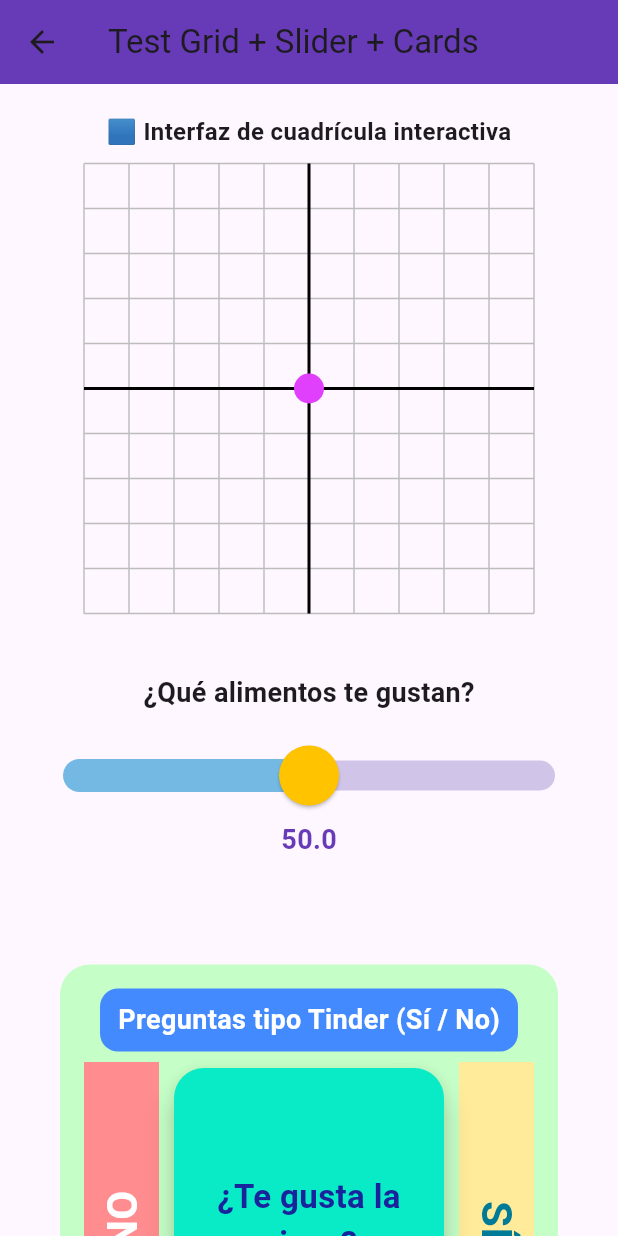
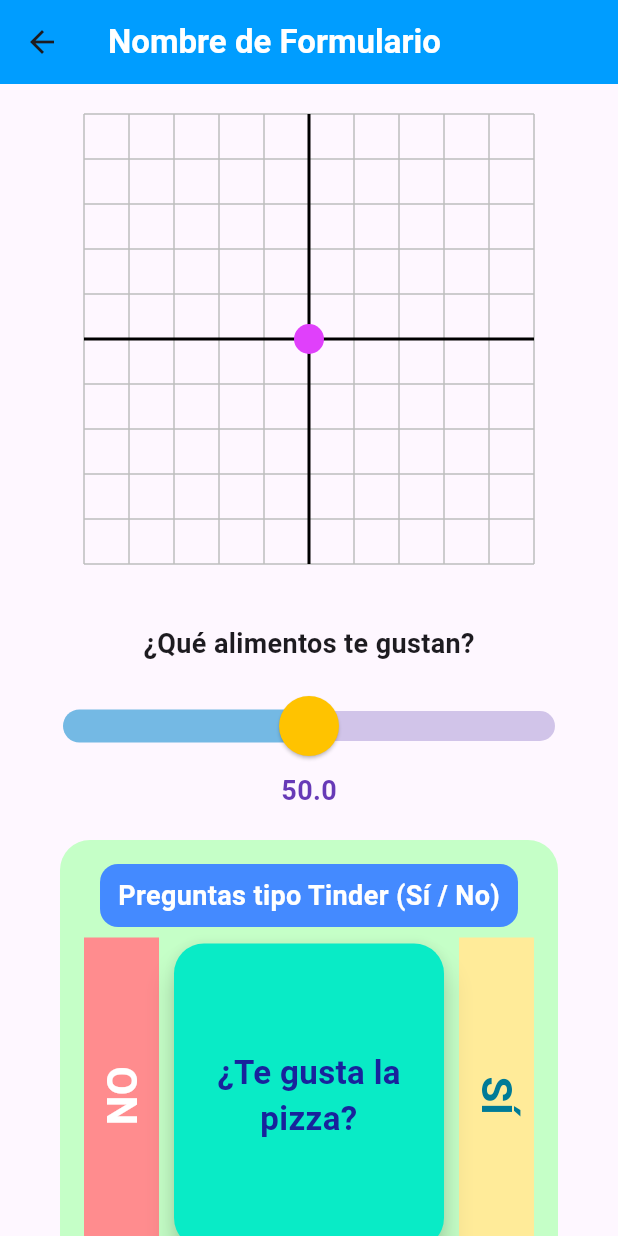
Before and after one commit to SebassoriaP/bamx, a Flutter app: the screen it shows after launch, after a tap on "Try Out Widgets", on a phone screen of 412 x 824 dp. Run offline on Flutter 3.47's test engine with Material 3 defaults, Android fonts, the phone set to English and light mode, and no system bars; our stand-ins replace cloud_firestore, firebase_auth, firebase_core, reorderables; accounts and stored records are empty; network calls fail.

Commit message:
Refactor card_widget. Implement use of color_palette object on every screen

```diff
--- a/lib/screens/form_creation.dart
+++ b/lib/screens/form_creation.dart
@@ -117,10 +117,6 @@ class _FormCreationScreenState extends State<FormCreationScreen> {
         }
       }
 
-      // Optionally, you could also remove used questions if you track them:
-      // final questions = card["questions"];
-      // if (questions != null && questions is List<String>) { ... }
-
       _cards.removeAt(index);
     });
   }
@@ -137,7 +133,7 @@ class _FormCreationScreenState extends State<FormCreationScreen> {
             color: NokeyColorPalette.white,
           ),
         ),
-        backgroundColor: NokeyColorPalette.blue,
+        backgroundColor: NokeyColorPalette.purple,
         elevation: 0,
         centerTitle: true,
       ),
--- a/lib/screens/login.dart
+++ b/lib/screens/login.dart
@@ -5,6 +5,7 @@ import 'package:bamx/screens/home.dart';
 import 'package:bamx/screens/sign_up.dart';
 import 'package:bamx/screens/widget_testing.dart';
 import 'package:bamx/screens/form_creation.dart';
+import 'package:bamx/utils/color_palette.dart';
 
 import 'package:bamx/widgets/login/login_form.dart';
 import 'package:bamx/widgets/login/login_footer.dart';
@@ -53,7 +54,7 @@ class _LoginScreenState extends State<LoginScreen> {
   @override
   Widget build(BuildContext context) {
     return Scaffold(
-      backgroundColor: Colors.white,
+      backgroundColor: NokeyColorPalette.white,
       body: SafeArea(
         child: LayoutBuilder(
           builder: (context, constraints) {
--- a/lib/screens/widget_testing.dart
+++ b/lib/screens/widget_testing.dart
@@ -4,6 +4,7 @@ import 'package:bamx/widgets/form_modules/slider_widget.dart';
 import 'package:bamx/widgets/form_modules/card_widget.dart';
 import 'package:bamx/widgets/form_modules/checkbox_widget.dart';
 import 'package:bamx/widgets/form_modules/textbox_widget.dart';
+import 'package:bamx/utils/color_palette.dart';
 
 class TestGridScreen extends StatefulWidget {
   const TestGridScreen({super.key});
@@ -19,8 +20,8 @@ class _TestGridScreenState extends State<TestGridScreen> {
   Widget build(BuildContext context) {
     return Scaffold(
       appBar: AppBar(
-        title: const Text('Test Grid + Slider + Cards'),
-        backgroundColor: Colors.deepPurple,
+        title: const Text('Nombre de Formulario', style: TextStyle(color: NokeyColorPalette.white, fontWeight: FontWeight.bold)),
+        backgroundColor: NokeyColorPalette.blue,
       ),
       body: SingleChildScrollView(
         child: Padding(
@@ -28,12 +29,7 @@ class _TestGridScreenState extends State<TestGridScreen> {
           child: Column(
             mainAxisAlignment: MainAxisAlignment.center,
             children: [
-              // 🟦 Interactive Grid
-              const Text(
-                '🟦 Interfaz de cuadrícula interactiva',
-                style: TextStyle(fontSize: 16, fontWeight: FontWeight.bold),
-              ),
-              const SizedBox(height: 10),
+
               SizedBox(
                 height: 300,
                 child: InteractiveGrid(
@@ -44,9 +40,9 @@ class _TestGridScreenState extends State<TestGridScreen> {
                   },
                 ),
               ),
-              const SizedBox(height: 40),
 
               CustomSlider(
+                topPadding: 40,
                 question: "¿Qué alimentos te gustan?",
                 min: 0,
                 max: 100,
@@ -58,12 +54,10 @@ class _TestGridScreenState extends State<TestGridScreen> {
                   debugPrint('Nuevo valor del slider: $value');
                 },
               ),
-              const SizedBox(height: 50),
 
               // Swipe Cards
-              SizedBox(
+              CardWidget(
                 height: 400,
-                child: CardWidget(
                 title: "Preguntas tipo Tinder (Sí / No)",
                 questions: const [
                   "¿Te gusta la pizza?",
@@ -77,9 +71,6 @@ class _TestGridScreenState extends State<TestGridScreen> {
                   );
                 },
               ),
-              ),
-
-              const SizedBox(height: 50),
 
               // MultipleChoiceQuestion
               MultipleChoiceQuestion(
@@ -89,8 +80,6 @@ class _TestGridScreenState extends State<TestGridScreen> {
                   debugPrint("Seleccionados: $selected");
                 },
               ),
-
-              const SizedBox(height: 50),
 
               // 📝 Caja de texto
               CustomTextField(
--- a/lib/widgets/form_modules/card_widget.dart
+++ b/lib/widgets/form_modules/card_widget.dart
@@ -5,12 +5,15 @@ class CardWidget extends StatefulWidget {
   final List<String> questions;
   final String title;
   final void Function(String question, bool answer)? onAnswered;
+  final double height;
 
   const CardWidget({
     super.key,
     required this.questions,
     required this.title,
     this.onAnswered,
+    this.height = 400,
+
   });
 
   @override
@@ -70,7 +73,9 @@ class _CardWidgetState extends State<CardWidget> {
         ? widget.questions[currentIndex]
         : "¡Has respondido todas las preguntas!";
 
-    return FlexibleContainer(
+    return SizedBox(
+      height: widget.height,
+      child: FlexibleContainer(
         heightFactor: 1,
         borderRadius: 20,
         color: const Color.fromARGB(255, 197, 255, 199),
@@ -227,6 +232,7 @@ class _CardWidgetState extends State<CardWidget> {
             ],
           ),
         ),
+      ),
     );
   }
 }
--- a/lib/widgets/form_modules/slider_widget.dart
+++ b/lib/widgets/form_modules/slider_widget.dart
@@ -6,6 +6,7 @@ class CustomSlider extends StatefulWidget {
   final double initialValue;
   final String question;
   final ValueChanged<double>? onChanged;
+  final double topPadding;
 
   const CustomSlider({
     super.key,
@@ -14,6 +15,7 @@ class CustomSlider extends StatefulWidget {
     this.max = 100,
     this.initialValue = 50,
     this.onChanged,
+    this.topPadding = 40.0,
   });
 
   @override
@@ -33,6 +35,8 @@ class _CustomSliderState extends State<CustomSlider> {
   Widget build(BuildContext context) {
     return Column(
       children: [
+        SizedBox(height: widget.topPadding),
+
         Padding(
           padding: const EdgeInsets.only(bottom: 20),
           child: Text(
```
Also changed, not shown: lib/screens/create_card.dart (+5 -4 lines), lib/screens/home.dart (+13 -12 lines). Lines whose indentation alone changed are shown as unchanged.
